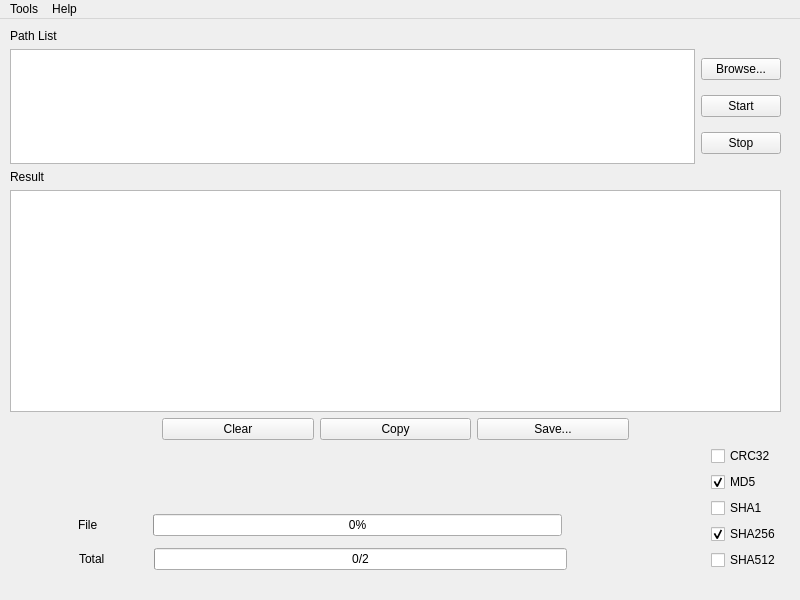
Qt form src/xhash.ui (qux-bbb/XHash) before a commit.
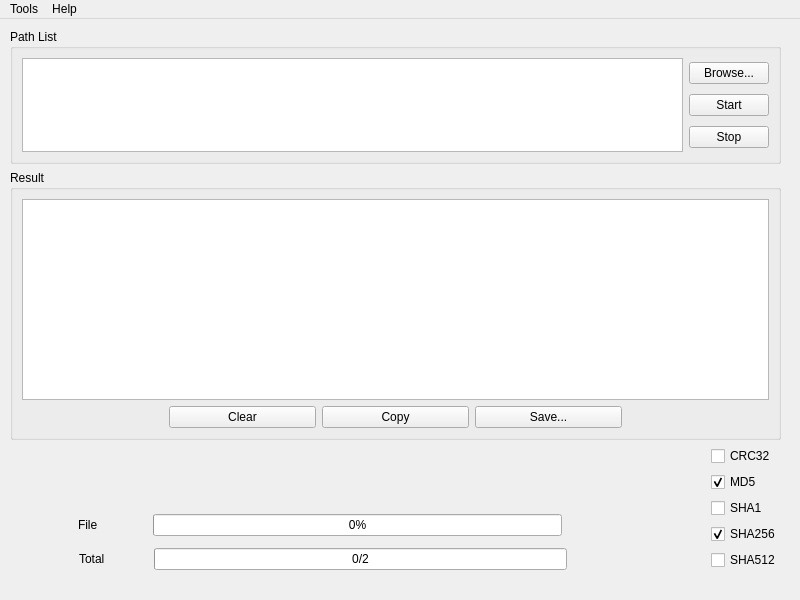
The same form after that commit.

Commit message: use some QGroupBox

The edit to the form file:
```diff
--- a/src/xhash.ui
+++ b/src/xhash.ui
@@ -43,15 +43,10 @@
     </property>
     <layout class="QVBoxLayout" name="verticalLayout_8" stretch="3,6,1">
      <item>
-      <layout class="QVBoxLayout" name="verticalLayout_6">
-       <item>
-        <widget class="QLabel" name="label">
-         <property name="text">
+      <widget class="QGroupBox" name="groupBox_pathList">
+       <property name="title">
           <string>Path List</string>
          </property>
-        </widget>
-       </item>
-       <item>
         <layout class="QHBoxLayout" name="horizontalLayout_5">
          <item>
           <widget class="QPlainTextEdit" name="plainTextEdit">
@@ -86,18 +81,14 @@
           </layout>
          </item>
         </layout>
-       </item>
-      </layout>
-     </item>
+      </widget>
+     </item>
      <item>
-      <layout class="QVBoxLayout" name="verticalLayout_7">
-       <item>
-        <widget class="QLabel" name="label_2">
-         <property name="text">
+      <widget class="QGroupBox" name="groupBox_result">
+       <property name="title">
           <string>Result</string>
          </property>
-        </widget>
-       </item>
+       <layout class="QVBoxLayout" name="verticalLayout_7">
        <item>
         <widget class="QTextBrowser" name="textBrowser">
          <property name="font">
@@ -171,6 +162,7 @@
         </layout>
        </item>
       </layout>
+      </widget>
      </item>
      <item>
       <layout class="QHBoxLayout" name="horizontalLayout_4">
```
Lines whose indentation alone changed are shown as unchanged.
